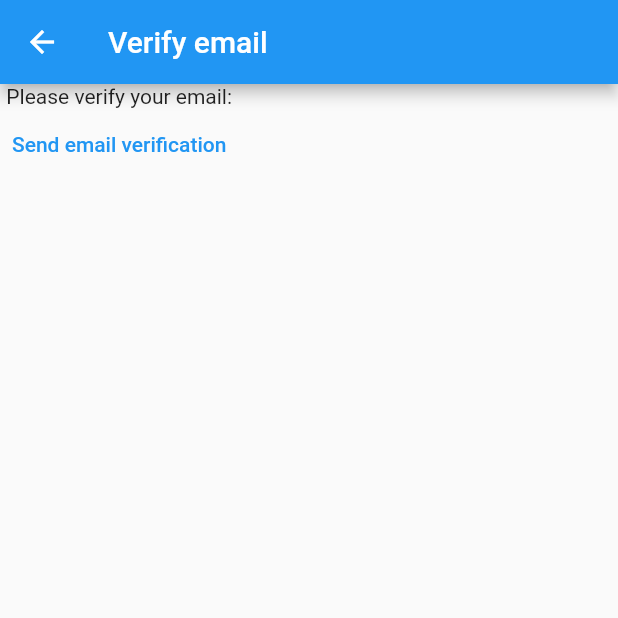
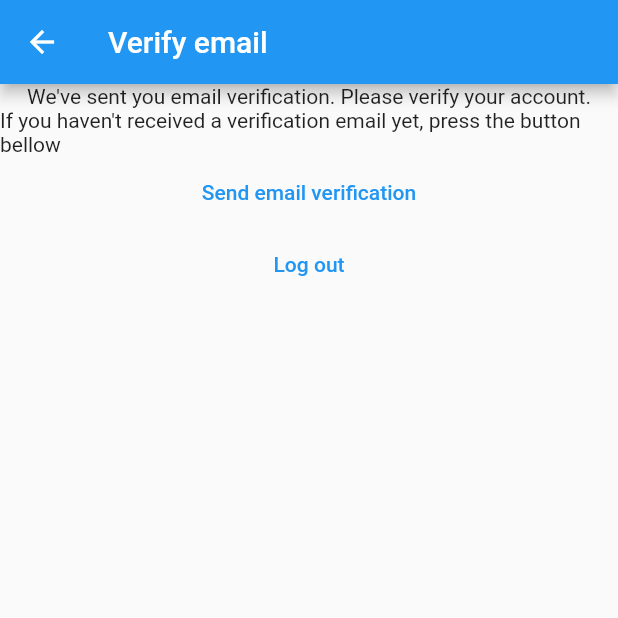
Before and after one commit to igorAnthony/flutter-primeiroApp, a Flutter app: the VerifyEmailView screen opened directly, on a phone screen of 412 x 824 dp, the top half of it. Run offline on Flutter 3.47's test engine with Material 2 defaults, Android fonts, the phone set to English and light mode, and no system bars; our stand-ins replace firebase_auth, firebase_core; accounts and stored records are empty.

Commit message:
added a route for verificationEmail and directly send confirmation email after registration

```diff
--- a/lib/constants/routes.dart
+++ b/lib/constants/routes.dart
@@ -1,3 +1,4 @@
 const loginRoute = '/login/';
 const registerRoute = '/register/';
 const notesRoute = '/notes/';
+const verifyEmailRoute = '/verify-email/';
--- a/lib/main.dart
+++ b/lib/main.dart
@@ -22,6 +22,7 @@ void main() {
         loginRoute: (context) => const LoginView(),
         registerRoute: (context) => const RegisterView(),
         notesRoute:(context) => const NotesView(),
+        verifyEmailRoute:(context) => const VerifyEmailView(),
       }));
 }
 
--- a/lib/views/verify_email_view.dart
+++ b/lib/views/verify_email_view.dart
@@ -1,5 +1,7 @@
 import 'package:firebase_auth/firebase_auth.dart';
 import 'package:flutter/material.dart';
+
+import '../constants/routes.dart';
 
 class VerifyEmailView extends StatefulWidget {
   const VerifyEmailView({super.key});
@@ -16,12 +18,22 @@ class _VerifyEmailViewState extends State<VerifyEmailView> {
         title:const Text("Verify email")
       ),
       body: Column(children: [
-        const Text("Please verify your email:"),
-        TextButton(onPressed:() async {
-          final user = FirebaseAuth.instance.currentUser;
-          await user?.sendEmailVerification();
-        },
-        child: const Text("Send email verification"))
+        const Text("We've sent you email verification. Please verify your account."),
+        const Text("If you haven't received a verification email yet, press the button bellow"),
+        TextButton(
+          onPressed:() async {
+            final user = FirebaseAuth.instance.currentUser;
+            await user?.sendEmailVerification();
+          },
+          child: const Text("Send email verification")
+        ),
+        TextButton(
+          onPressed:() async {
+            await FirebaseAuth.instance.signOut();
+            Navigator.of(context).pushNamedAndRemoveUntil(loginRoute, (route) => false);
+          },
+          child: const Text("Log out")
+        )
       ]),
     );
   }
```
Also changed, not shown: lib/views/register_view.dart (+8 -11 lines).
